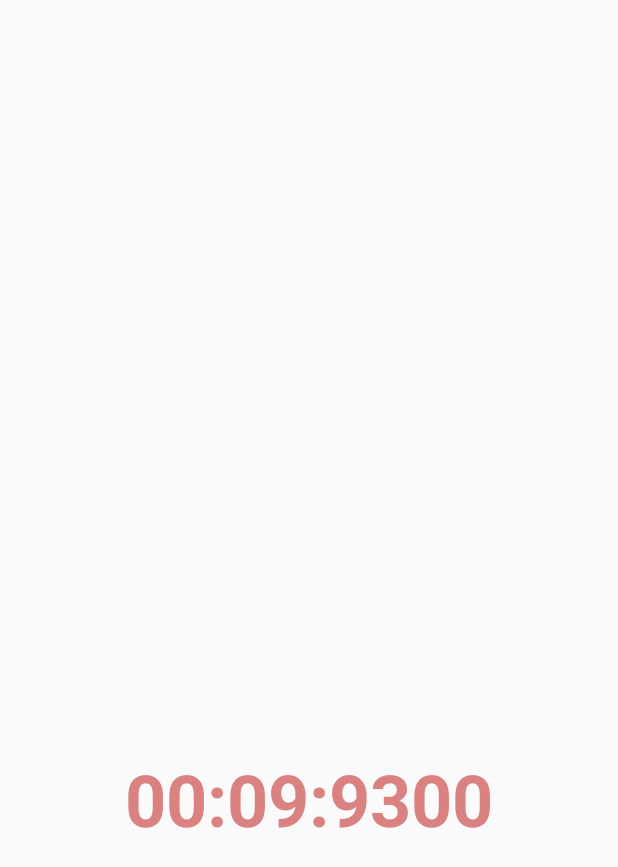
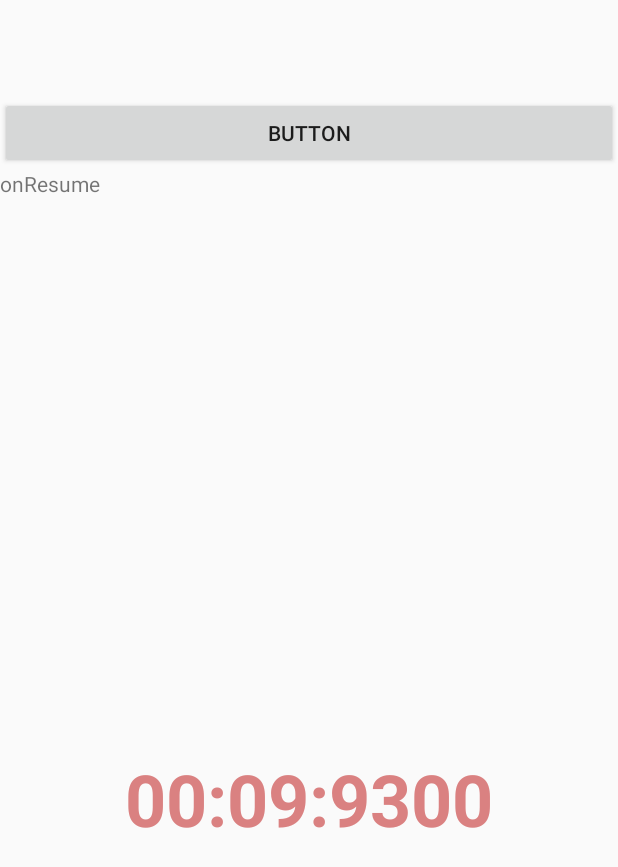
Before and after one commit to benjamin-barbosa-rndstd/aosp-academy-tasks, an Android app built with Jetpack Compose: the screen it shows after launch (MainActivity), on a phone screen of 412 x 824 dp. Shown: the top 867 px of the screen. Run offline under Robolectric (Android 15) with nearby library versions, the phone set to English and light mode, and no system bars.

Commit message:
Test: Add layout for button, this will launch another activity to simulate onPause state

```diff
--- a/Task2/app/src/main/java/com/example/task2/MainActivity.kt
+++ b/Task2/app/src/main/java/com/example/task2/MainActivity.kt
@@ -10,13 +10,23 @@ import androidx.compose.ui.tooling.preview.Preview
 import androidx.lifecycle.coroutineScope
 import com.example.task2.ui.theme.Task2Theme
 import kotlinx.coroutines.launch
+
+/* Extra imports */
 import android.widget.TextView
 import android.os.Handler
+import android.widget.Button
 
 
 class MainActivity : ComponentActivity() {
+    /* Time variables */
     private var startTimeMillis: Long = 0
+    private var startBackGroundTime: Long = 0
+    private var startForeGroundTime: Long = 0
+
+    /* To manage layouts */
     private lateinit var foregroundTimeTextView: TextView
+
+
     private val handler = Handler()
 
     private val updateTimeTask = object : Runnable {
@@ -31,28 +41,60 @@ class MainActivity : ComponentActivity() {
         }
     }
 
+    /* In Background */
     override fun onCreate(savedInstanceState: Bundle?) {
         super.onCreate(savedInstanceState)
         setContentView(R.layout.activity_main)
+        val stateView: TextView = findViewById(R.id.stateView)
+        stateView.text = "onCreate"
+
+
         foregroundTimeTextView = findViewById(R.id.foregroundTime)
+
+        /* For state button */
+        val stateButton: Button = findViewById(R.id.stateButton)
+        stateButton.setOnClickListener {
+            stateView.text = "Button clicked"
+            finish()
+        }
     }
+
+    /* In Background */
     override fun onStart() {
         super.onStart()
+        val stateView: TextView = findViewById(R.id.stateView)
+        stateView.text = "onStart"
+    }
+
+    /* In Foreground */
+    override fun onResume() {
+        super.onResume()
+        val stateView: TextView = findViewById(R.id.stateView)
+        stateView.text = "onResume"
+
         startTimeMillis = System.currentTimeMillis()
         handler.post(updateTimeTask)
     }
-    override fun onResume() {
-        super.onResume()
-        handler.post(updateTimeTask)
+
+    /* In Background */
+    override fun onPause() {
+        super.onPause()
+        val stateView: TextView = findViewById(R.id.stateView)
+        stateView.text = "onPause"
     }
 
-    override fun onPause() {
-        super.onPause()
+    /* In Background? */
+    override fun onStop() {
+        super.onStop()
+        val stateView: TextView = findViewById(R.id.stateView)
+        stateView.text = "onPause"
+
+        handler.removeCallbacks(updateTimeTask)
     }
 
-    override fun onStop() {
-        super.onStop()
-        handler.removeCallbacks(updateTimeTask)
+    /*  */
+    override fun onDestroy() {
+        super.onDestroy()
     }
 
 
--- a/Task2/app/src/main/res/layout/activity_main.xml
+++ b/Task2/app/src/main/res/layout/activity_main.xml
@@ -16,4 +16,17 @@
         android:textSize="48sp"
         android:textStyle="bold"
         android:translationY="500dp" />
+
+    <Button
+        android:id="@+id/stateButton"
+        android:layout_width="match_parent"
+        android:layout_height="wrap_content"
+        android:text="Button" />
+
+    <TextView
+        android:id="@+id/stateView"
+        android:layout_width="match_parent"
+        android:layout_height="wrap_content"
+        android:text="TextView" />
+
 </LinearLayout>
```
